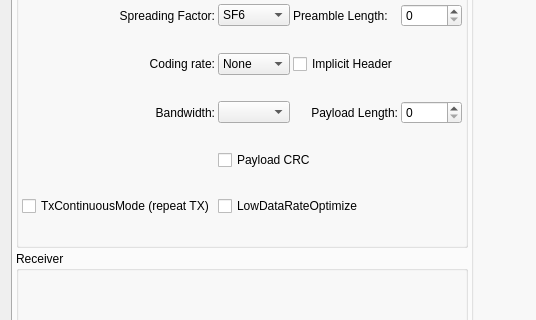
Above: sx127x/formlora.ui from dudmuck/sx127x_qt before the change; both pictures show x 0 to 536 and y 82 to 402 of the 709 by 1225 pixel window. Below: the same form after it.
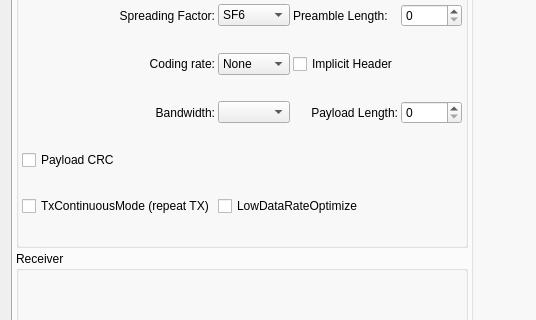
That is the form after the change. Custom widgets are drawn as their Qt base class.

Diff of the .ui file:
```diff
--- a/sx127x/formlora.ui
+++ b/sx127x/formlora.ui
@@ -315,7 +315,7 @@
             </property>
            </widget>
           </item>
-          <item row="3" column="1" colspan="2">
+          <item row="3" column="0">
            <widget class="QCheckBox" name="checkBoxCrcOn">
             <property name="text">
              <string>Payload CRC</string>
```
Left out of the diff: 332 changed lines with no effect on the pictures.
